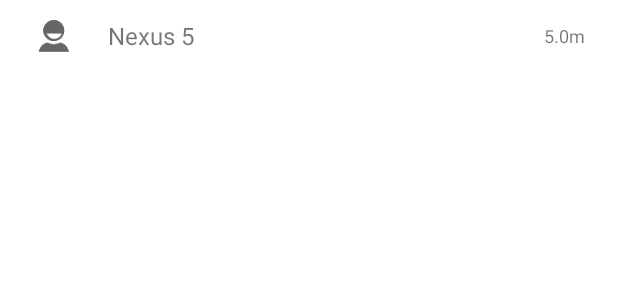
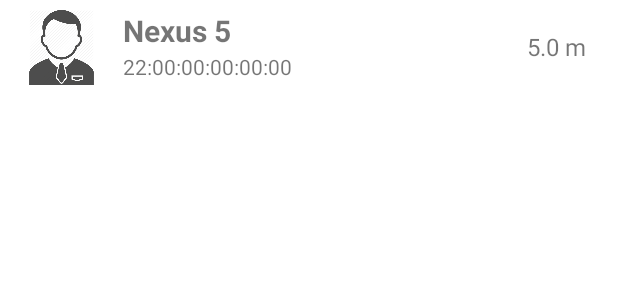
Before and after one commit to KostyaBakay/IndoorNavigation, an Android app: the layout item_user.xml on its own in the app's theme, with its tools: preview values and no code run, on a phone screen of 412 x 824 dp. Shown: the top 300 px of the screen. Run offline under Robolectric (Android 15) with nearby library versions, the phone set to English and light mode, and no system bars.

Commit message:
for u =**

```diff
--- a/app/src/main/java/com/example/fooandbar/ibeacon/utils/Const.java
+++ b/app/src/main/java/com/example/fooandbar/ibeacon/utils/Const.java
@@ -7,4 +7,5 @@
 	public static final String USER_NAME = "user_name";
 	public static final String USER_ID = "user_id";
 	public static final String CAN_VERIFIED = "can_verified";
+	public static final String IS_MALE = "sex";
 }
--- a/app/src/main/res/layout/item_user.xml
+++ b/app/src/main/res/layout/item_user.xml
@@ -2,7 +2,7 @@
 <RelativeLayout
 	xmlns:android="http://schemas.android.com/apk/res/android"
 	android:layout_width="match_parent"
-	android:layout_height="48dp"
+	android:layout_height="64dp"
 	android:gravity="center_vertical"
 	android:orientation="vertical">
 
@@ -14,32 +14,56 @@
 
 		<ImageView
 			android:id="@+id/userImageView"
-			android:layout_width="40dp"
-			android:layout_height="40dp"
+			android:layout_width="50dp"
+			android:layout_height="50dp"
 			android:layout_marginLeft="16dp"
 			android:layout_marginRight="16dp"
-			android:src="@mipmap/ic_default_user"/>
+			android:src="@drawable/man"/>
 
-		<TextView
-			android:id="@+id/userNameTextView"
+		<LinearLayout
 			android:layout_width="0dp"
 			android:layout_height="match_parent"
 			android:layout_weight="1"
-			android:lines="1"
-			android:textSize="16sp"
-			android:gravity="center_vertical"
-			android:text="Nexus 5"/>
+			android:orientation="vertical">
+
+			<TextView
+				android:id="@+id/userNameTextView"
+				android:layout_width="wrap_content"
+				android:layout_height="match_parent"
+				android:layout_weight="1"
+				android:lines="1"
+				android:textStyle="bold"
+				android:textSize="20sp"
+				android:gravity="center_vertical"
+				android:text="Nexus 5" />
+
+			<TextView
+				android:id="@+id/macAdress"
+				android:layout_width="wrap_content"
+				android:layout_height="match_parent"
+				android:layout_weight="1"
+				android:lines="1"
+				android:textSize="14sp"
+				android:gravity="center_vertical"
+				android:text="22:00:00:00:00:00" />
+
+
+		</LinearLayout>
+
 
 		<TextView
 			android:id="@+id/userDistanceTextView"
-			android:layout_width="40dp"
-			android:textSize="12sp"
+			android:layout_width="50dp"
+			android:textSize="16sp"
 			android:layout_marginLeft="16dp"
 			android:layout_marginRight="16dp"
 			android:layout_height="40dp"
+			android:layout_gravity="center_vertical"
 			android:gravity="center"
-			android:text="5.0m"/>
+			android:text="5.0 m"/>
 
 	</LinearLayout>
 
+
+
 </RelativeLayout>
```
Also changed, not shown: app/src/main/java/com/example/fooandbar/ibeacon/adapter/RoomListAdapter.java (+9 -2 lines), app/src/main/java/com/example/fooandbar/ibeacon/model/UserDevice.java (+10 -3 lines), app/src/main/java/com/example/fooandbar/ibeacon/utils/PreferencesUtil.java (+7 -0 lines), app/src/main/res/drawable/girl.png (added), app/src/main/res/drawable/man.png (added).
